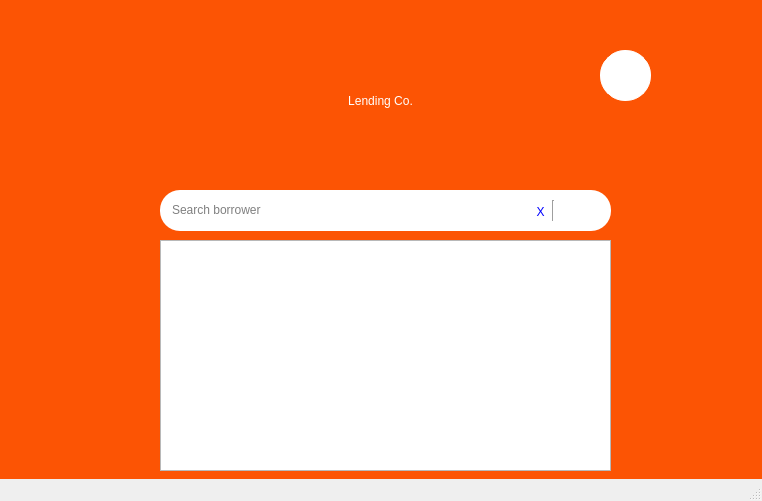
The window that UI File/mainwin.ui (edenroseFR/Personalized-Lending-System) describes before a commit, drawn with Qt 5.
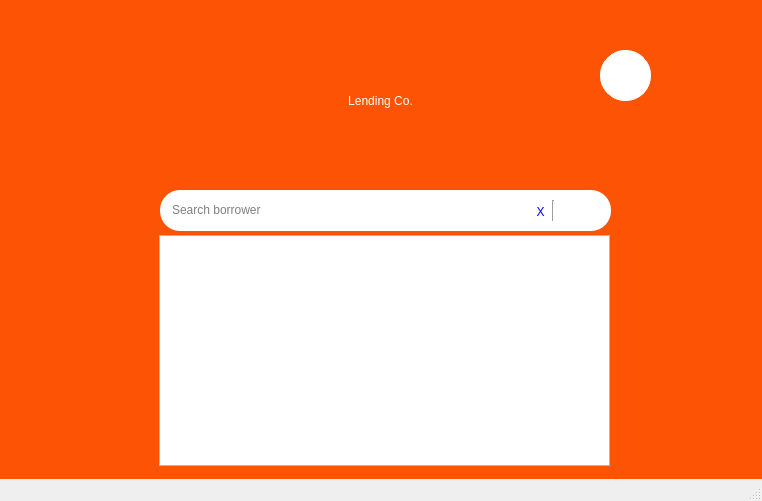
The same window after the commit. Icons and pictures are not drawn.

```diff
--- a/UI File/mainwin.ui
+++ b/UI File/mainwin.ui
@@ -432,8 +432,8 @@
      </property>
      <property name="geometry">
       <rect>
-       <x>160</x>
-       <y>250</y>
+       <x>159</x>
+       <y>245</y>
        <width>451</width>
        <height>231</height>
       </rect>
```
Left out of the diff: 8 changed lines with no effect on the pictures.
